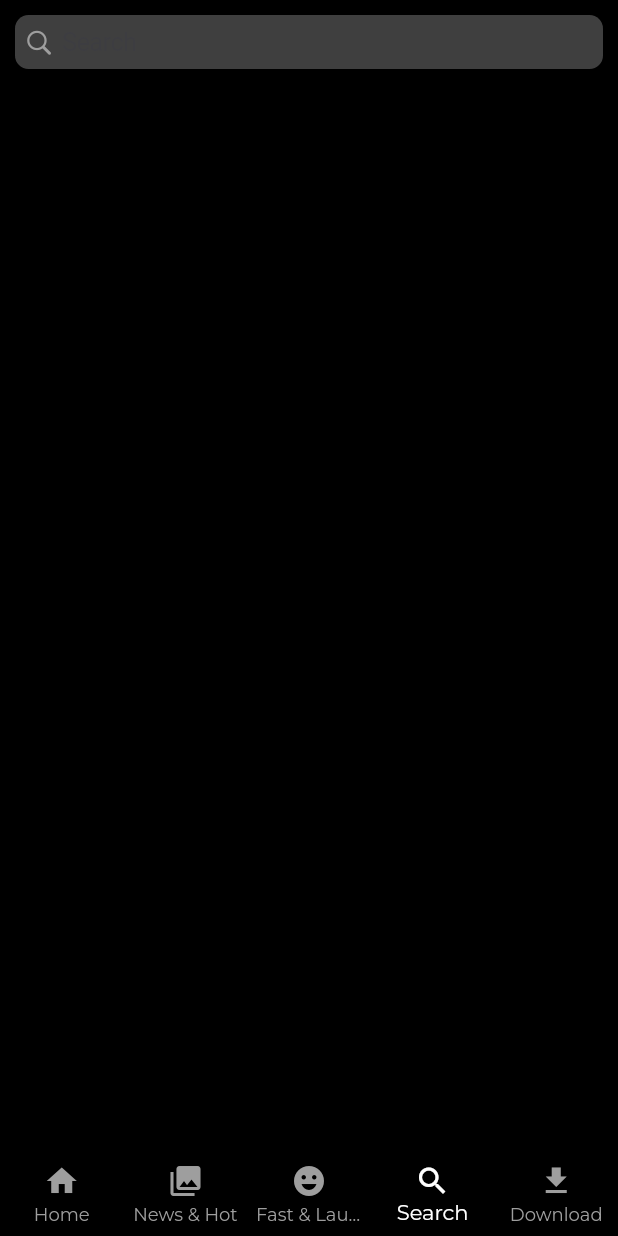
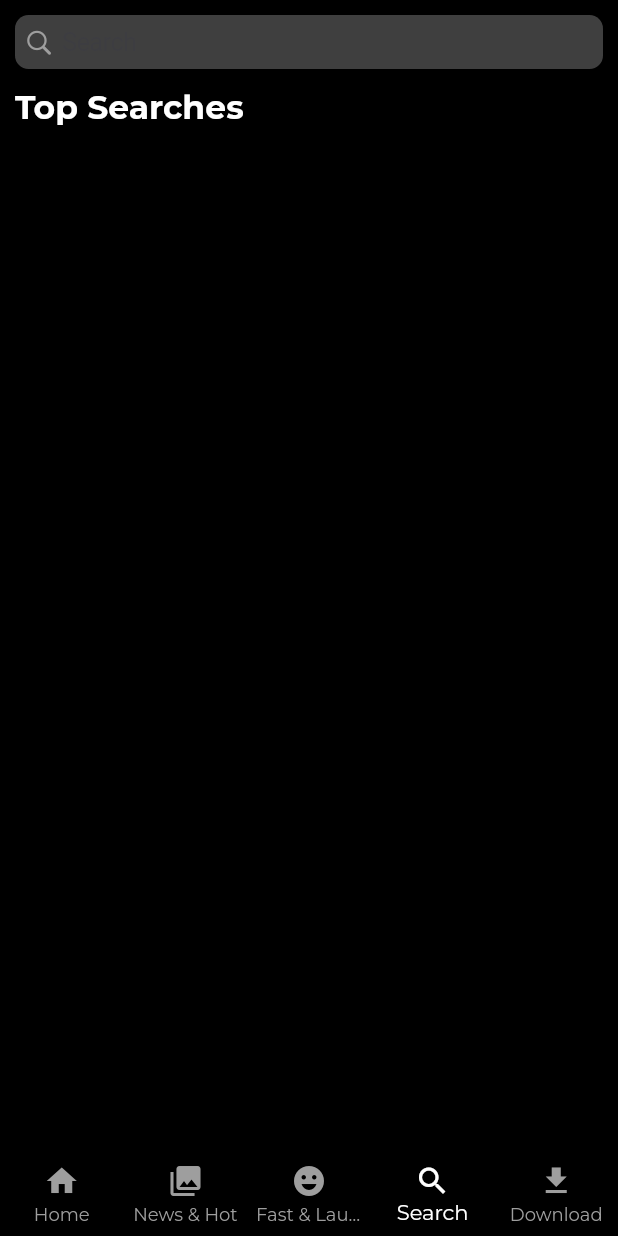
Before and after one commit to sanushcj/Netflix, a Flutter app: the screen it shows after launch, item 4 of the bottom bar chosen, on a phone screen of 412 x 824 dp. Run offline on Flutter 3.47's test engine with Material 2 defaults, Android fonts, the phone set to English and light mode, and no system bars; our stand-ins replace google_fonts.

Commit message:
search idle added

```diff
--- a/lib/presentation/search/search_page.dart
+++ b/lib/presentation/search/search_page.dart
@@ -1,6 +1,7 @@
 import 'package:flutter/cupertino.dart';
 import 'package:flutter/material.dart';
 import 'package:netflix/core/color/colors.dart';
+import 'package:netflix/presentation/search/widgets/search_idle.dart';
 
 class SearchScreen extends StatelessWidget {
   const SearchScreen({super.key});
@@ -20,8 +21,9 @@ class SearchScreen extends StatelessWidget {
               CupertinoIcons.search,
               color: rrGreyColor,
             ),
-            suffixIcon: const Icon(CupertinoIcons.xmark_circle_fill,color: rrGreyColor,),style: TextStyle(color: rrwhiteColor),
+            suffixIcon: const Icon(CupertinoIcons.xmark_circle_fill,color: rrGreyColor,),style: const TextStyle(color: rrwhiteColor),
           ),
+          const SearchIdleWidget()
         ],
       ),
     )));
--- /dev/null
+++ b/lib/presentation/search/widgets/search_idle.dart
@@ -0,0 +1,19 @@
+import 'package:flutter/material.dart';
+import 'package:netflix/core/constants/constants_.dart';
+
+class SearchIdleWidget extends StatelessWidget {
+  const SearchIdleWidget({super.key});
+
+  @override
+  Widget build(BuildContext context) {
+    return Column(
+children: const [
+  kheight,
+  Text('Top Searches' ,style: TextStyle(fontSize: 22,fontWeight: FontWeight.bold),),
+  kheight
+],
+
+
+    );
+  }
+}
```
